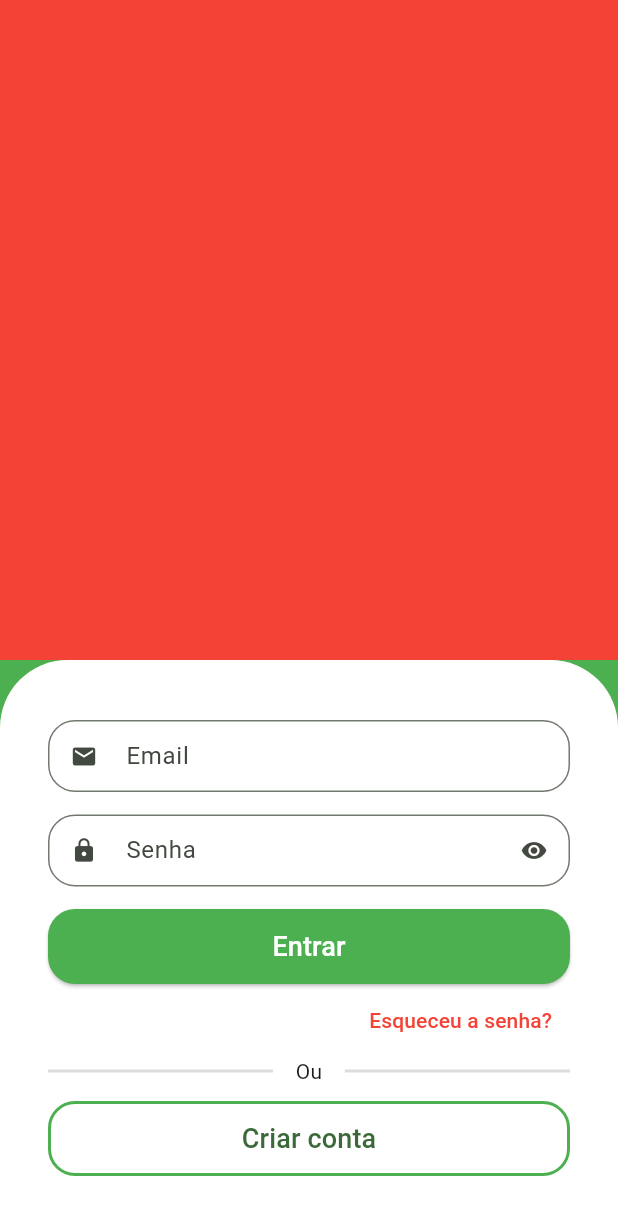
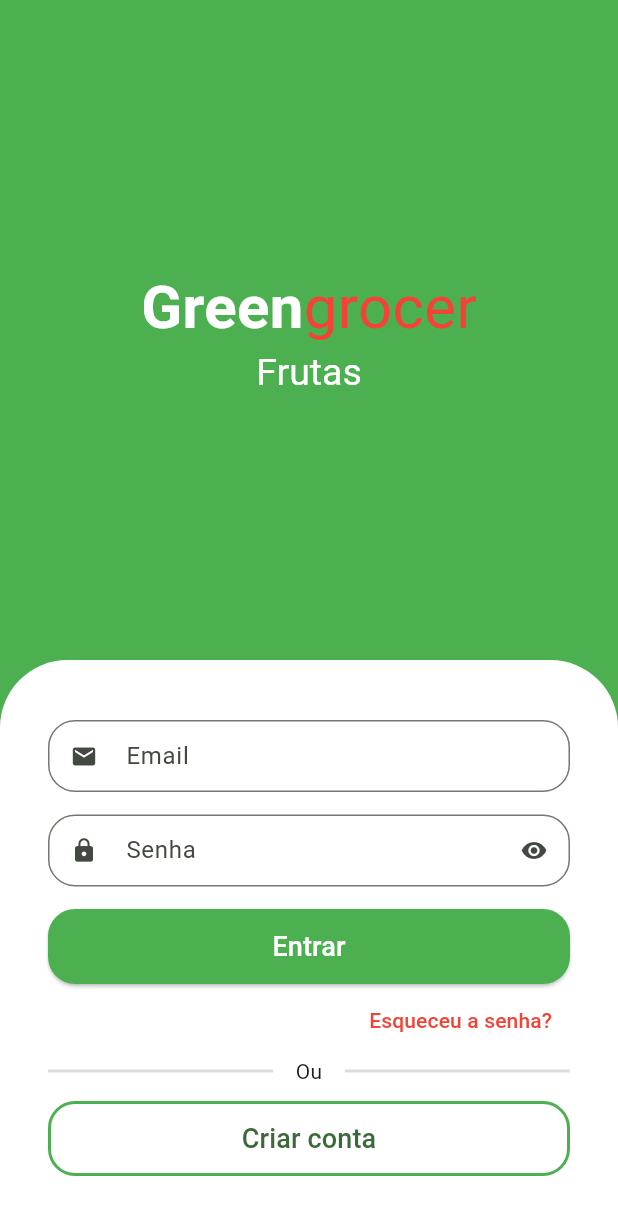
Before and after one commit to johncobain/greengrocer, a Flutter app: the screen it shows after launch, on a phone screen of 412 x 824 dp. Shown: the top 1215 px of the screen. Run offline on Flutter 3.47's test engine with Material 3 defaults, Android fonts, the phone set to English and light mode, and no system bars; drawn by our look-alikes of animated_text_kit.

Commit message:
app name & animations

```diff
--- a/lib/src/auth/sign_in_screen.dart
+++ b/lib/src/auth/sign_in_screen.dart
@@ -1,3 +1,4 @@
+import 'package:animated_text_kit/animated_text_kit.dart';
 import 'package:flutter/material.dart';
 import 'package:greengrocer/src/auth/components/custom_text_field.dart';
 
@@ -11,10 +12,61 @@ class SignInScreen extends StatelessWidget {
       body: Column(
         children: [
           Expanded(
-            child: Container(color: Colors.red),
+            child: Column(
+              mainAxisAlignment: MainAxisAlignment.center,
+              children: [
+                //Nome do app
+                 const Text.rich(
+                  TextSpan(
+                    style: TextStyle(
+                      fontSize: 40,
+                    ),
+                    children: [
+                      TextSpan(
+                        text: 'Green',
+                        style: TextStyle(
+                          color: Colors.white,
+                          fontWeight: FontWeight.bold,
+                        )
+                      ),
+                      TextSpan(
+                        text: 'grocer',
+                        style: TextStyle(
+                          color: Colors.red,
+                        ),
+                      ),
+                    ],
+                  ),
+                 ),
+                 //Categorias
+                 SizedBox(
+                  height: 30,
+                  child: DefaultTextStyle(
+                    style: const TextStyle(
+                      fontSize: 25,
+                    ),
+                    child: AnimatedTextKit(
+                      pause: Duration.zero,
+                      repeatForever: true,
+                      animatedTexts: [
+                        FadeAnimatedText('Frutas'),
+                        FadeAnimatedText('Verduras'),
+                        FadeAnimatedText('Legumes'),
+                        FadeAnimatedText('Carnes'),
+                        FadeAnimatedText('Cereais'),
+                        FadeAnimatedText('Laticíneos'),
+                      ],
+                     ),
+                   ),
+                 ),
+              ],
+            ),
           ),
+          //Formulário
           Container(
-            padding: const EdgeInsets.symmetric(horizontal: 32, vertical: 40),
+            padding: const EdgeInsets.symmetric(
+              horizontal: 32, vertical: 40
+              ),
             decoration: const BoxDecoration(
               color: Colors.white,
               borderRadius: BorderRadius.vertical(top: Radius.circular(45)),
@@ -110,6 +162,8 @@ class SignInScreen extends StatelessWidget {
                     ),
                   ),
                 ),
+
+
               ],
             ),
           ),
--- a/pubspec.yaml
+++ b/pubspec.yaml
@@ -35,6 +35,7 @@ dependencies:
   # The following adds the Cupertino Icons font to your application.
   # Use with the CupertinoIcons class for iOS style icons.
   cupertino_icons: ^1.0.6
+  animated_text_kit: ^4.2.2
 
 dev_dependencies:
   flutter_test:
```
Also changed, not shown: pubspec.lock.
